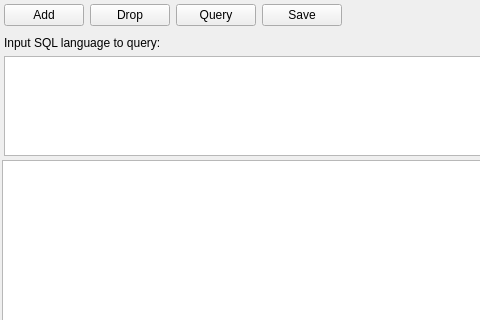
Qt form cashio/MainWindow.ui (bsdelf/cashio) before a commit; both pictures show x 0 to 480 and y 0 to 320 of the 700 by 600 pixel window.
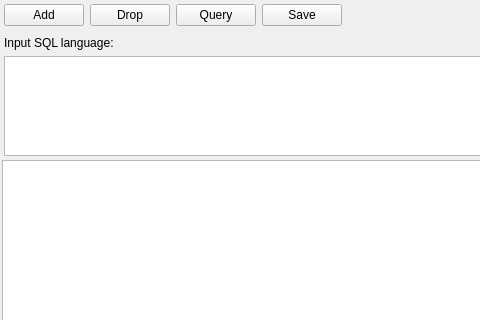
The same form after that commit. The open tabs and pages were chosen to show the change.

The edit to the form file:
```diff
--- a/cashio/MainWindow.ui
+++ b/cashio/MainWindow.ui
@@ -193,7 +193,7 @@
           <item>
            <widget class="QLabel" name="label_2">
             <property name="text">
-             <string>Input SQL language to query:</string>
+             <string>Input SQL language:</string>
             </property>
            </widget>
           </item>
```
Left out of the diff: 2 changed lines with no effect on the pictures.
